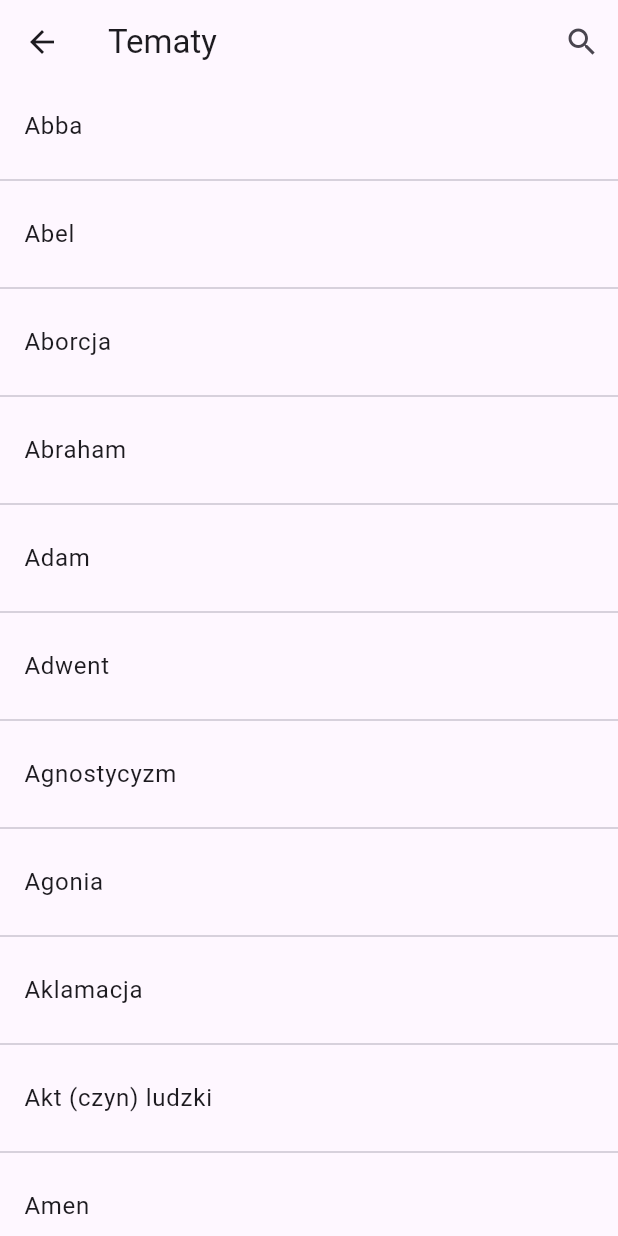
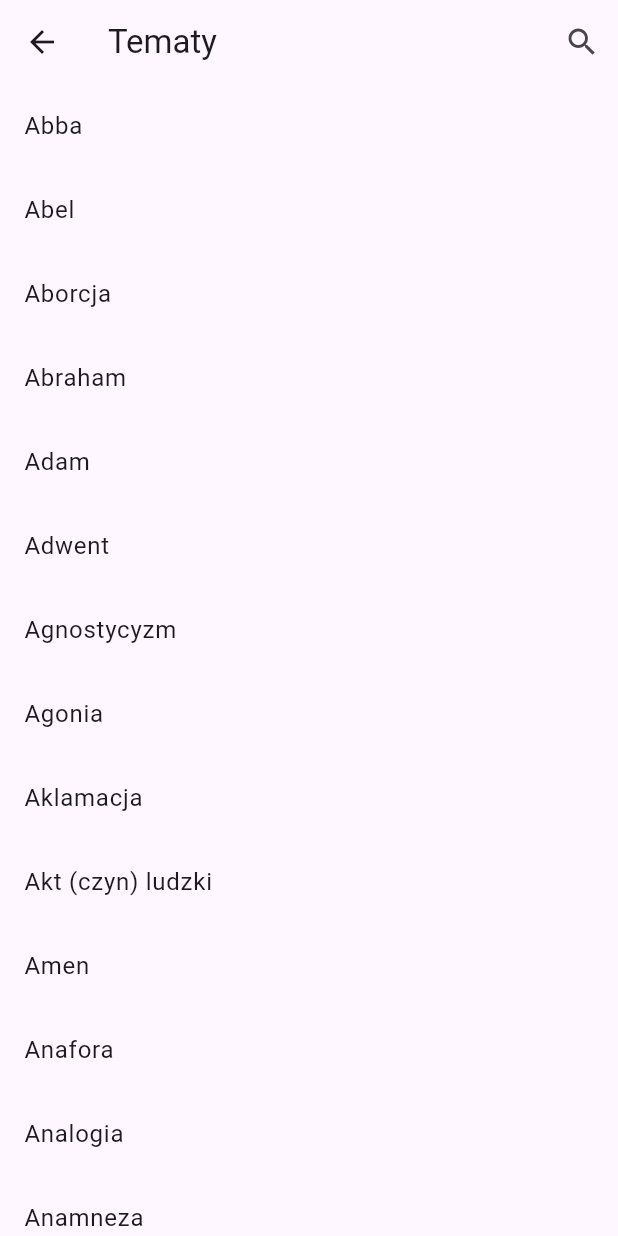
Before and after one commit to xybl3/katechizm_flutter, a Flutter app: the screen it shows after launch, after a tap on "Tematy", on a phone screen of 412 x 824 dp. Run offline on Flutter 3.47's test engine with Material 3 defaults, Android fonts, the phone set to English and light mode, and no system bars; our stand-ins replace go_router, scrollable_positioned_list.

Commit message:
fix typo & layout

```diff
--- a/lib/views/topics/topics_screen.dart
+++ b/lib/views/topics/topics_screen.dart
@@ -26,7 +26,7 @@ class TopicsScreen extends StatelessWidget {
           ),
         ],
       ),
-      body: ListView.separated(
+      body: ListView.builder(
         itemBuilder: (context, index) {
           KKKTopicModel topic = topics[index];
           return ListTile(
@@ -92,9 +92,9 @@ class TopicsScreen extends StatelessWidget {
             title: Text(topic.subject),
           );
         },
-        separatorBuilder: (context, int) {
-          return const Divider();
-        },
+        // separatorBuilder: (context, int) {
+        //   return const Divider();
+        // },
         itemCount: topics.length,
       ),
     );
```
Also changed, not shown: lib/views/reader/reader_screen.dart (+4 -3 lines), assets/data/czwarta.json, pubspec.lock.
